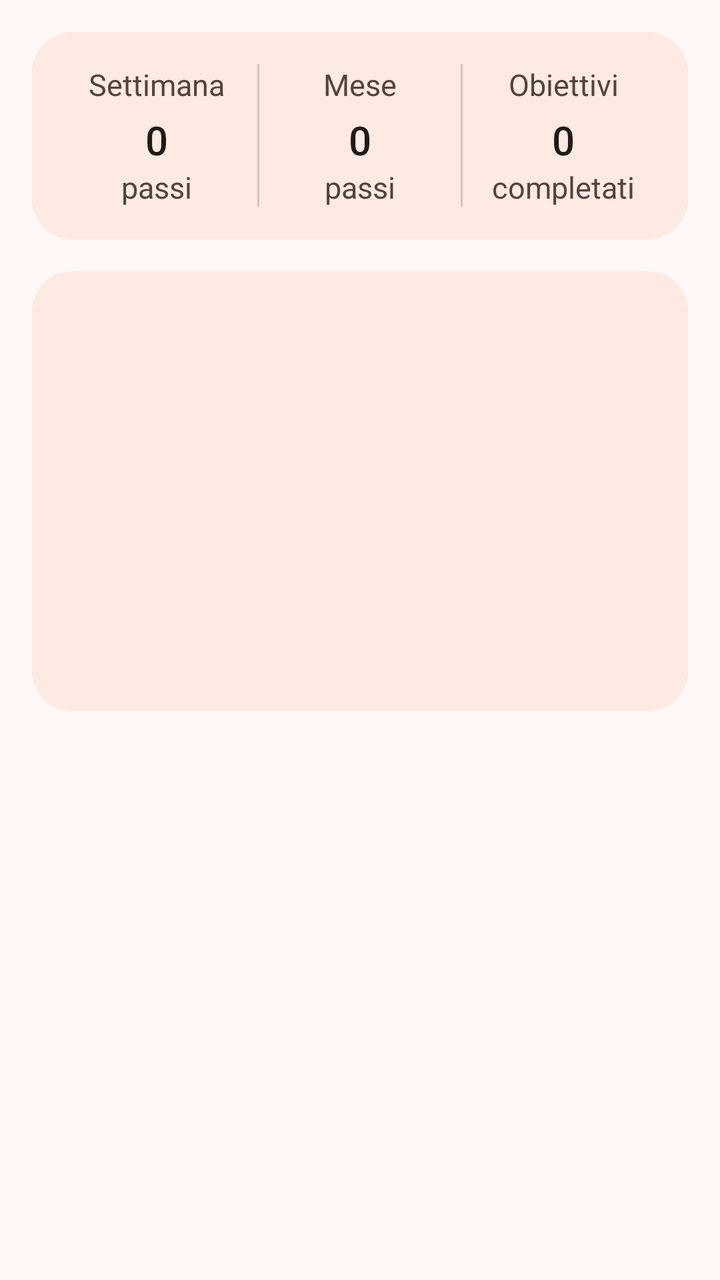
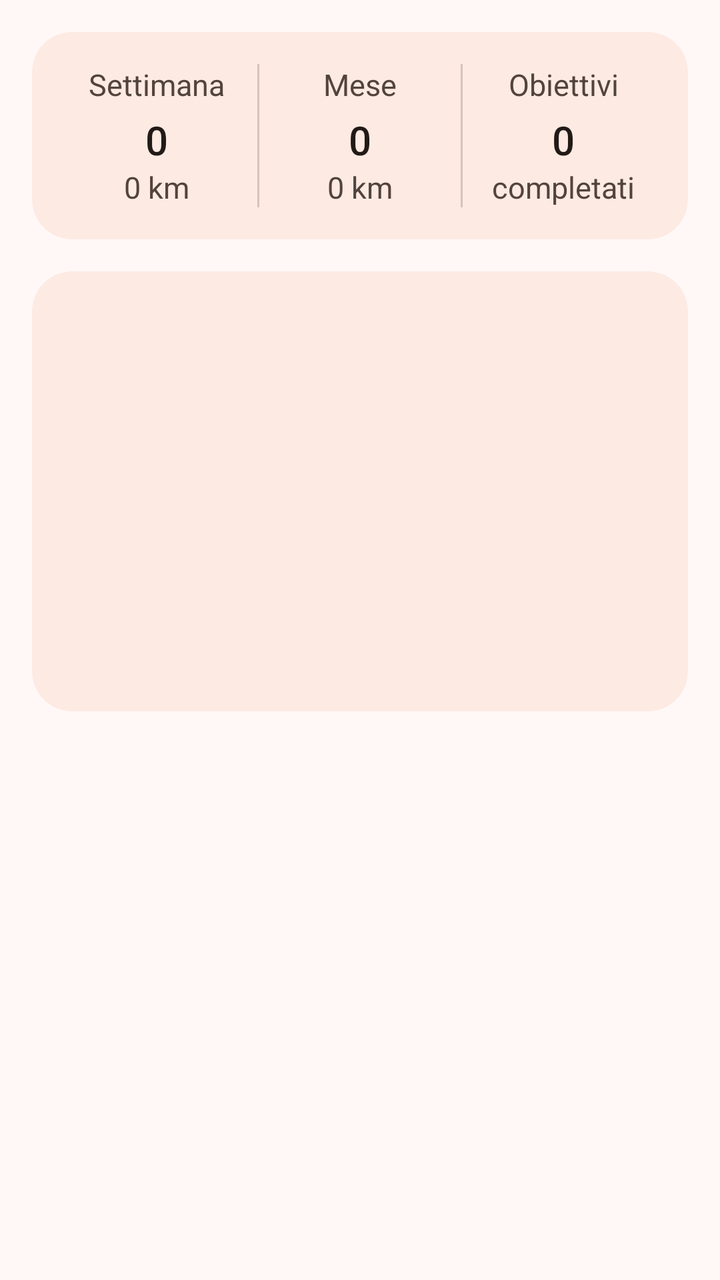

The first picture is an Android layout as it rendered before a commit; the second is the same layout after the commit. The layout source and the unified diff follow.
<!-- AndroidManifest.xml: application theme Theme.Passi -->
<!-- res/layout/fragment_stats.xml -->
<?xml version="1.0" encoding="utf-8"?>
<FrameLayout xmlns:android="http://schemas.android.com/apk/res/android"
    xmlns:app="http://schemas.android.com/apk/res-auto"
    xmlns:tools="http://schemas.android.com/tools"
    android:id="@+id/frame"
    android:layout_width="match_parent"
    android:layout_height="match_parent"
    tools:context=".stats.StatsFragment">

    <LinearLayout
        android:id="@+id/linear"
        android:layout_width="match_parent"
        android:layout_height="wrap_content"
        android:orientation="vertical">

        
        <com.google.android.material.card.MaterialCardView
            android:layout_width="match_parent"
            android:layout_height="wrap_content"
            android:layout_margin="@dimen/space_m">

            <LinearLayout
                android:layout_width="match_parent"
                android:layout_height="wrap_content"
                android:orientation="horizontal"
                android:padding="@dimen/card_content_padding">

                <LinearLayout
                    android:layout_width="0dp"
                    android:layout_height="wrap_content"
                    android:layout_weight="1"
                    android:gravity="center"
                    android:orientation="vertical">

                    <TextView
                        style="@style/PassiText.Caption.Fit"
                        android:layout_width="match_parent"
                        android:layout_height="wrap_content"
                        android:gravity="center"
                        android:text="@string/settimana" />

                    <TextView
                        android:id="@+id/mediaPassiSettimana"
                        style="@style/PassiText.Metric"
                        android:layout_width="match_parent"
                        android:layout_height="wrap_content"
                        android:layout_marginTop="@dimen/space_xs"
                        android:gravity="center"
                        android:text="@string/passiOggi" />

                    <TextView
                        android:id="@+id/mediaKmSettimana"
                        style="@style/PassiText.Caption.Fit"
                        android:layout_width="match_parent"
                        android:layout_height="wrap_content"
                        android:gravity="center"
                        android:text="@string/km" />
                </LinearLayout>

                <View
                    android:layout_width="@dimen/divider_height"
                    android:layout_height="match_parent"
                    android:layout_marginHorizontal="@dimen/space_xs"
                    android:background="?attr/colorOutlineVariant" />

                <LinearLayout
                    android:layout_width="0dp"
                    android:layout_height="wrap_content"
                    android:layout_weight="1"
                    android:gravity="center"
                    android:orientation="vertical">

                    <TextView
                        style="@style/PassiText.Caption.Fit"
                        android:layout_width="match_parent"
                        android:layout_height="wrap_content"
                        android:gravity="center"
                        android:text="@string/mese" />

                    <TextView
                        android:id="@+id/mediaPassiMese"
                        style="@style/PassiText.Metric"
                        android:layout_width="match_parent"
                        android:layout_height="wrap_content"
                        android:layout_marginTop="@dimen/space_xs"
                        android:gravity="center"
                        android:text="@string/passiOggi" />

                    <TextView
                        android:id="@+id/mediaKmMese"
                        style="@style/PassiText.Caption.Fit"
                        android:layout_width="match_parent"
                        android:layout_height="wrap_content"
                        android:gravity="center"
                        android:text="@string/km" />
                </LinearLayout>

                <View
                    android:layout_width="@dimen/divider_height"
                    android:layout_height="match_parent"
                    android:layout_marginHorizontal="@dimen/space_xs"
                    android:background="?attr/colorOutlineVariant" />

                <LinearLayout
                    android:layout_width="0dp"
                    android:layout_height="wrap_content"
                    android:layout_weight="1"
                    android:gravity="center"
                    android:orientation="vertical">

                    <TextView
                        style="@style/PassiText.Caption.Fit"
                        android:layout_width="match_parent"
                        android:layout_height="wrap_content"
                        android:gravity="center"
                        android:text="@string/obiettivi" />

                    <TextView
                        android:id="@+id/obiettiviRaggiunti"
                        style="@style/PassiText.Metric"
                        android:layout_width="match_parent"
                        android:layout_height="wrap_content"
                        android:layout_marginTop="@dimen/space_xs"
                        android:gravity="center"
                        android:text="@string/passiOggi" />

                    <TextView
                        android:id="@+id/obiettiviTotali"
                        style="@style/PassiText.Caption.Fit"
                        android:layout_width="match_parent"
                        android:layout_height="wrap_content"
                        android:gravity="center"
                        android:text="@string/obiettiviTot" />
                </LinearLayout>
            </LinearLayout>
        </com.google.android.material.card.MaterialCardView>

        
        <com.google.android.material.card.MaterialCardView
            android:layout_width="match_parent"
            android:layout_height="wrap_content"
            android:layout_marginHorizontal="@dimen/space_m"
            android:layout_marginBottom="@dimen/space_m">

            <FrameLayout
                android:id="@+id/graficoContainer"
                android:layout_width="match_parent"
                android:layout_height="@dimen/histogram_height"
                android:padding="@dimen/space_s" />
        </com.google.android.material.card.MaterialCardView>
    </LinearLayout>

</FrameLayout>
<!-- resources referenced by this layout -->
<resources>
  <dimen name="card_content_padding">16dp</dimen>
  <dimen name="divider_height">1dp</dimen>
  <dimen name="histogram_height">220dp</dimen>
  <dimen name="space_m">16dp</dimen>
  <dimen name="space_s">8dp</dimen>
  <dimen name="space_xs">4dp</dimen>
  <string name="km">passi</string>
  <string name="mese">Mese</string>
  <string name="obiettivi">Obiettivi</string>
  <string name="obiettiviTot">completati</string>
  <string name="passiOggi">0</string>
  <string name="settimana">Settimana</string>
  <dimen name="text_size_autosize_min">11sp</dimen>
  <dimen name="text_size_caption">15sp</dimen>
  <dimen name="text_size_subtitle">20sp</dimen>
  <color name="md_primary">#FFB3400A</color>
  <color name="md_on_primary">#FFFFFFFF</color>
  <color name="md_primary_container">#FFFFDBCC</color>
  <color name="md_on_primary_container">#FF3B0A00</color>
  <color name="md_secondary">#FF77574A</color>
  <color name="md_on_secondary">#FFFFFFFF</color>
  <color name="md_secondary_container">#FFFFDBCC</color>
  <color name="md_on_secondary_container">#FF2C160D</color>
  <color name="md_tertiary">#FF6C5D2F</color>
  <color name="md_on_tertiary">#FFFFFFFF</color>
  <color name="md_tertiary_container">#FFF5E1A7</color>
  <color name="md_on_tertiary_container">#FF241A00</color>
  <color name="md_error">#FFBA1A1A</color>
  <color name="md_on_error">#FFFFFFFF</color>
  <color name="md_error_container">#FFFFDAD6</color>
  <color name="md_on_error_container">#FF410002</color>
  <color name="md_background">#FFFFF8F6</color>
  <color name="md_on_background">#FF221A16</color>
  <color name="md_surface">#FFFFF8F6</color>
  <color name="md_on_surface">#FF221A16</color>
  <color name="md_surface_variant">#FFF5DED5</color>
  <color name="md_on_surface_variant">#FF53433D</color>
  <color name="md_surface_container_lowest">#FFFFFFFF</color>
  <color name="md_surface_container_low">#FFFFF1EB</color>
  <color name="md_surface_container">#FFFCEAE3</color>
  <color name="md_surface_container_high">#FFF7E4DD</color>
  <color name="md_surface_container_highest">#FFF1DED7</color>
  <color name="md_outline">#FF85736C</color>
  <color name="md_outline_variant">#FFD8C2BA</color>
  <color name="md_inverse_surface">#FF382E2A</color>
  <color name="md_inverse_on_surface">#FFFFEDE7</color>
  <style name="PassiCard" parent="Widget.Material3.CardView.Filled">
          <item name="cardBackgroundColor">?attr/colorSurfaceContainer</item>
          <item name="cardCornerRadius">@dimen/card_corner_radius</item>
          <item name="cardElevation">0dp</item>
          <item name="cardUseCompatPadding">false</item>
      </style>
  <style name="PassiButton" parent="Widget.Material3.Button">
          <item name="android:textSize">@dimen/text_size_body</item>
          <item name="android:minHeight">56dp</item>
          <item name="android:paddingStart">@dimen/space_l</item>
          <item name="android:paddingEnd">@dimen/space_l</item>
          <item name="iconGravity">textEnd</item>
      </style>
  <style name="PassiSwitch" parent="Widget.Material3.CompoundButton.MaterialSwitch" />
  <style name="PassiBottomNav" parent="Widget.Material3.BottomNavigationView">
          <item name="android:background">?attr/colorSurfaceContainer</item>
          <item name="labelVisibilityMode">labeled</item>
      </style>
  <style name="PassiToolbar" parent="Widget.Material3.Toolbar.OnSurface">
          <item name="titleTextAppearance">@style/PassiToolbarTitle</item>
          <item name="android:background">?android:attr/colorBackground</item>
      </style>
  <dimen name="card_corner_radius">20dp</dimen>
  <dimen name="text_size_body">18sp</dimen>
  <dimen name="space_l">24dp</dimen>
  <style name="PassiToolbarTitle" parent="TextAppearance.Material3.TitleLarge">
          <item name="android:textSize">@dimen/text_size_title</item>
          <item name="android:textColor">?attr/colorOnBackground</item>
      </style>
  <dimen name="text_size_title">22sp</dimen>
  <!-- unchanged entries left out for length: 3 -->
</resources>

<!-- the commit's change to res/layout/fragment_stats.xml (unified diff, before → after) -->
@@ -54,7 +54,7 @@
                         android:layout_width="match_parent"
                         android:layout_height="wrap_content"
                         android:gravity="center"
-                        android:text="@string/km" />
+                        android:text="@string/kmEtichetta" />
                 </LinearLayout>
 
                 <View
@@ -92,7 +92,7 @@
                         android:layout_width="match_parent"
                         android:layout_height="wrap_content"
                         android:gravity="center"
-                        android:text="@string/km" />
+                        android:text="@string/kmEtichetta" />
                 </LinearLayout>
 
                 <View
<!-- resource entries referenced after the edit -->
@@ -6,7 +6,7 @@
   <dimen name="space_m">16dp</dimen>
   <dimen name="space_s">8dp</dimen>
   <dimen name="space_xs">4dp</dimen>
-  <string name="km">passi</string>
+  <string name="kmEtichetta">0 km</string>
   <string name="mese">Mese</string>
   <string name="obiettivi">Obiettivi</string>
   <string name="obiettiviTot">completati</string>
